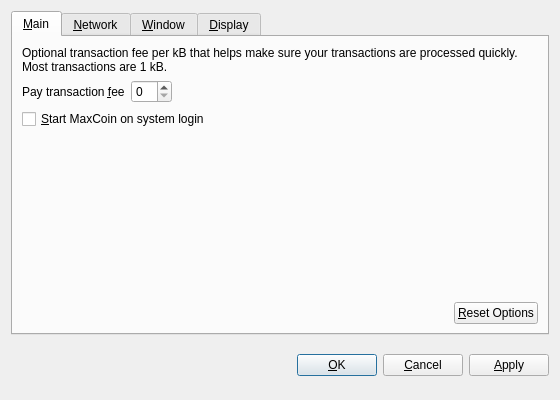
Above: src/qt/forms/optionsdialog.ui from Max-Coin/maxcoin-dev-staging before the change. Below: the same form after it.
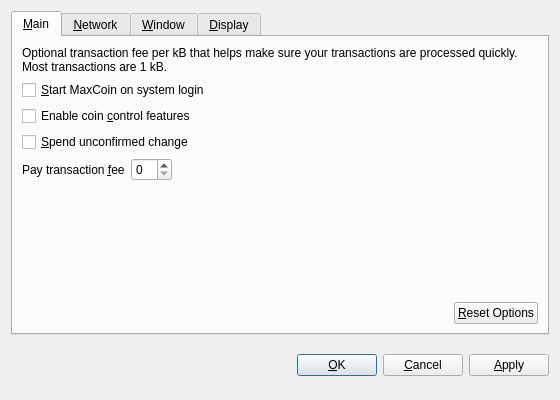
That is the form after the change. Custom widgets are drawn as their Qt base class.

Commit message:
updates to options dialog to include coincontrol options
This reverts commit 061c1e32b5131b4d6737a00e23dee9869b1fc126.

Diff of the .ui file:
```diff
--- a/src/qt/forms/optionsdialog.ui
+++ b/src/qt/forms/optionsdialog.ui
@@ -43,6 +43,54 @@
          </property>
         </widget>
        </item>
+
+       <item>
+        <widget class="QCheckBox" name="bitcoinAtStartup">
+         <property name="toolTip">
+          <string>Automatically start MaxCoin after logging in to the system.</string>
+         </property>
+         <property name="text">
+          <string>&amp;Start MaxCoin on system login</string>
+         </property>
+        </widget>
+       </item>
+
+
+  <item>
+           <widget class="QCheckBox" name="coinControlFeatures">
+            <property name="toolTip">
+             <string>Whether to show coin control features or not.</string>
+            </property>
+            <property name="text">
+             <string>Enable coin &amp;control features</string>
+            </property>
+           </widget>
+          </item>
+
+
+
+          <item>
+           <widget class="QCheckBox" name="spendZeroConfChange">
+            <property name="toolTip">
+             <string>If you disable the spending of unconfirmed change, the change from a transaction cannot be used until that transaction has at least one confirmation. This also affects how your balance is computed.</string>
+            </property>
+            <property name="text">
+             <string>&amp;Spend unconfirmed change</string>
+            </property>
+           </widget>
+          </item>
+
+
+
+
+
+
+
+
+
+
+
+
        <item>
         <layout class="QHBoxLayout" name="horizontalLayout_1_Main">
          <item>
@@ -76,16 +124,11 @@
          </item>
         </layout>
        </item>
-       <item>
-        <widget class="QCheckBox" name="bitcoinAtStartup">
-         <property name="toolTip">
-          <string>Automatically start MaxCoin after logging in to the system.</string>
-         </property>
-         <property name="text">
-          <string>&amp;Start MaxCoin on system login</string>
-         </property>
-        </widget>
-       </item>
+
+
+
+
+
        <item>
         <spacer name="verticalSpacer_Main">
          <property name="orientation">
@@ -464,16 +507,19 @@
    <extends>QSpinBox</extends>
    <header>bitcoinamountfield.h</header>
   </customwidget>
-  <customwidget>
-   <class>QValueComboBox</class>
-   <extends>QComboBox</extends>
-   <header>qvaluecombobox.h</header>
-  </customwidget>
+
   <customwidget>
    <class>QValidatedLineEdit</class>
    <extends>QLineEdit</extends>
    <header>qvalidatedlineedit.h</header>
   </customwidget>
+
+  <customwidget>
+   <class>QValueComboBox</class>
+   <extends>QComboBox</extends>
+   <header>qvaluecombobox.h</header>
+  </customwidget>
+
  </customwidgets>
  <resources/>
  <connections/>
```
Left out of the diff: 17 changed lines with no effect on the pictures. The commit also changes 2 other files.
